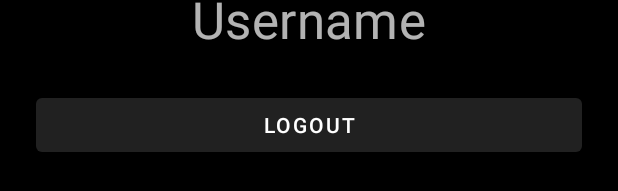
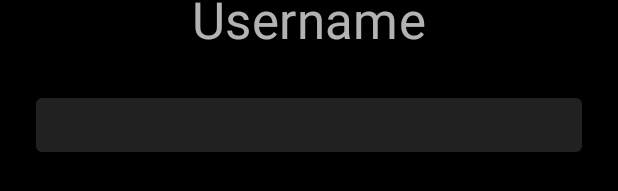
Before and after one commit to RajashekarRaju/Authentication-Android, an Android app: the layout fragment_account.xml on its own in the app's theme, with its tools: preview values and no code run, on a phone screen of 412 x 824 dp. Shown: the part 599-790 px from the top of the screen. Run offline under Robolectric (Android 15) with nearby library versions, the phone set to English and light mode, and no system bars.

```diff
--- a/app/src/main/res/layout/fragment_account.xml
+++ b/app/src/main/res/layout/fragment_account.xml
@@ -31,7 +31,6 @@
 
     <Button
         android:id="@+id/user_logout_button"
-        android:text="@string/user_logout_button_text"
         android:layout_margin="24dp"
         app:layout_constraintStart_toStartOf="parent"
         app:layout_constraintEnd_toEndOf="parent"
```
